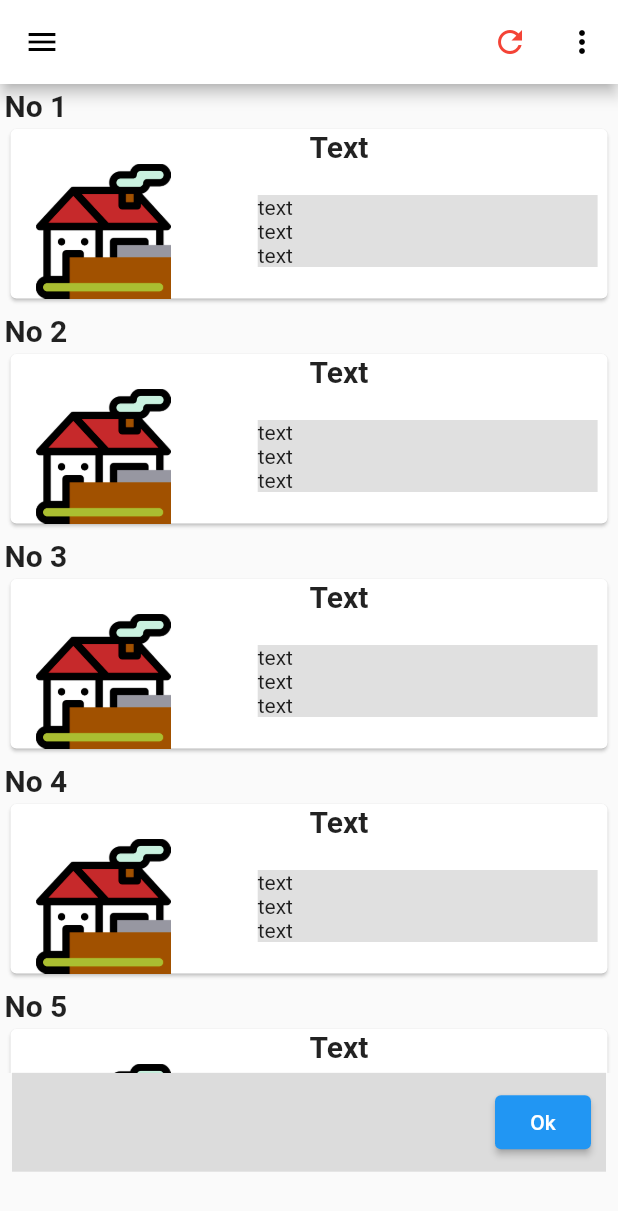
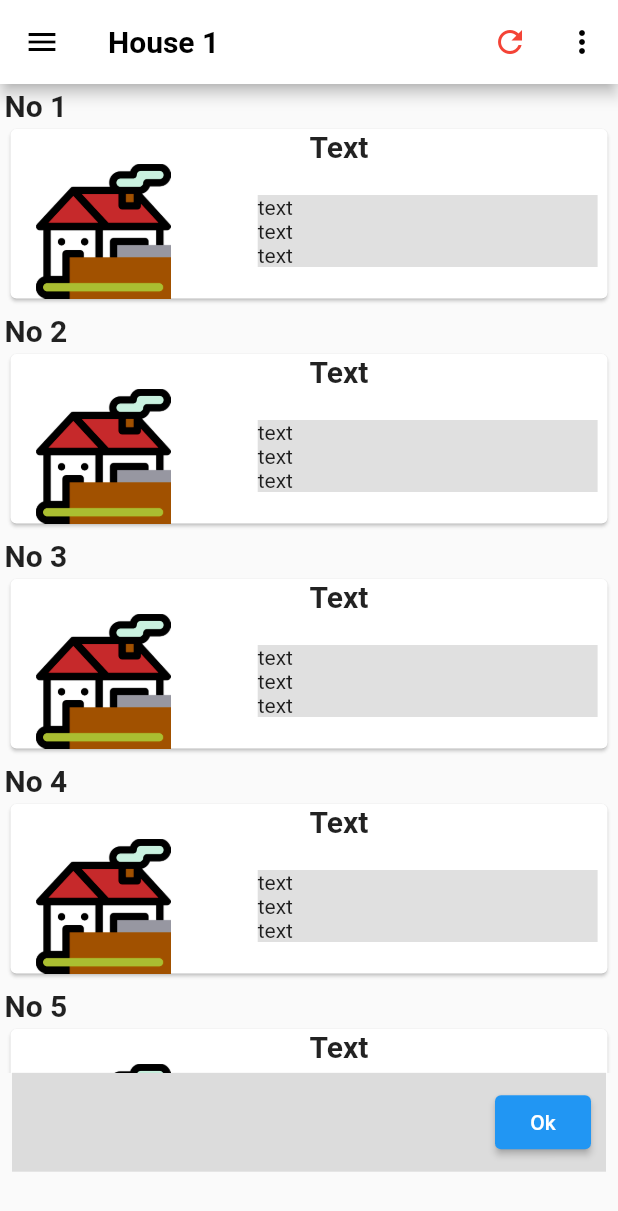
Before and after one commit to innovationstechn/house_app, a Flutter app: the screen it shows after launch, after a tap on "10", on a phone screen of 412 x 824 dp. Shown: the top 1211 px of the screen. Run offline on Flutter 3.47's test engine with Material 2 defaults, Android fonts, the phone set to English and light mode, and no system bars; our stand-ins replace floor, moor; accounts and stored records are empty; generated files the repository leaves out were written again.

Commit message:
Setting font size of number

```diff
--- a/lib/appbar/appbar.dart
+++ b/lib/appbar/appbar.dart
@@ -39,7 +39,7 @@ class StandardAppBar extends StatelessWidget implements PreferredSizeWidget {
         IconButton(
             icon: Icon(Icons.more_vert, color: Colors.black), onPressed: () {})
       ],
-      title: Text(this.title),
+      title: Text(this.title,style: TextStyle(fontSize: 20,color: Colors.black,fontWeight: FontWeight.bold),),
       leading: IconButton(
         icon: Icon(Icons.menu, color: Colors.black),
         onPressed: () {},
--- a/lib/screen/houseSubCategoryPage.dart
+++ b/lib/screen/houseSubCategoryPage.dart
@@ -33,7 +33,7 @@ class _HouseSubCategoryPage extends State<HouseSubCategoryPage> {
     // TODO: implement build
     return Scaffold(
       appBar: StandardAppBar(
-        title: "House No " + widget.houseInfo.houseID.toString(),
+        title: "House " + widget.houseInfo.houseID.toString(),
       ),
       body: Column(
         children: [
```
